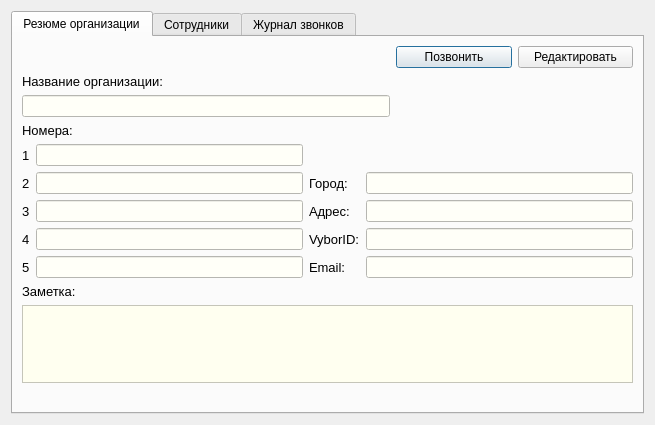
Old version of the form ViewOrgContactDialog.ui in the repository okostynchuk/Outcall.
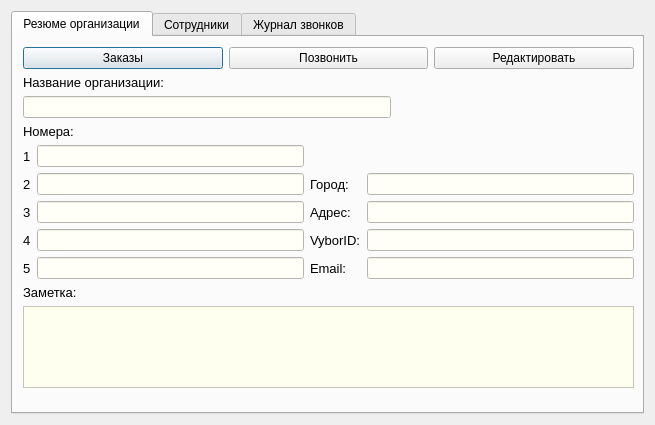
New version of the form. Icons and pictures are not drawn.

Commit message: open Access from view contact and other

Patch:
```diff
--- a/ViewOrgContactDialog.ui
+++ b/ViewOrgContactDialog.ui
@@ -36,14 +36,26 @@
       <attribute name="title">
        <string>Резюме организации</string>
       </attribute>
+      <widget class="QWidget" name="">
+       <property name="geometry">
+        <rect>
+         <x>10</x>
+         <y>10</y>
+         <width>611</width>
+         <height>361</height>
+        </rect>
+       </property>
       <layout class="QGridLayout" name="gridLayout_14">
        <item row="0" column="0">
-        <layout class="QGridLayout" name="gridLayout_7">
-         <item row="0" column="0">
           <layout class="QGridLayout" name="gridLayout_3">
+          <item row="0" column="0">
+           <widget class="QPushButton" name="openAccess">
+            <property name="text">
+             <string>Заказы</string>
+            </property>
+           </widget>
+          </item>
            <item row="0" column="1">
-            <layout class="QHBoxLayout" name="horizontalLayout_3">
-             <item>
               <widget class="QPushButton" name="callButton">
                <property name="focusPolicy">
                 <enum>Qt::StrongFocus</enum>
@@ -53,7 +65,7 @@
                </property>
               </widget>
              </item>
-             <item>
+          <item row="0" column="2">
               <widget class="QPushButton" name="editButton">
                <property name="focusPolicy">
                 <enum>Qt::StrongFocus</enum>
@@ -66,6 +78,8 @@
             </layout>
            </item>
            <item row="1" column="0">
+         <layout class="QGridLayout" name="gridLayout_7">
+          <item row="0" column="0">
             <layout class="QGridLayout" name="gridLayout_2">
              <item row="1" column="0">
               <widget class="QLineEdit" name="OrgName">
@@ -99,7 +113,7 @@
              </item>
             </layout>
            </item>
-           <item row="1" column="1">
+          <item row="0" column="1">
             <spacer name="horizontalSpacer">
              <property name="orientation">
               <enum>Qt::Horizontal</enum>
@@ -114,7 +128,7 @@
            </item>
           </layout>
          </item>
-         <item row="1" column="0">
+        <item row="2" column="0">
           <layout class="QGridLayout" name="gridLayout">
            <item row="3" column="3">
             <widget class="QLineEdit" name="Address">
@@ -346,7 +360,7 @@
            </item>
           </layout>
          </item>
-         <item row="2" column="0">
+        <item row="3" column="0">
           <layout class="QGridLayout" name="gridLayout_4">
            <item row="2" column="0" colspan="2">
             <widget class="QLabel" name="label_16">
@@ -388,8 +402,7 @@
           </layout>
          </item>
         </layout>
-       </item>
-      </layout>
+      </widget>
      </widget>
      <widget class="QWidget" name="tab_2">
       <attribute name="title">
```
Lines whose indentation alone changed are shown as unchanged. The commit also changes 12 other files.
